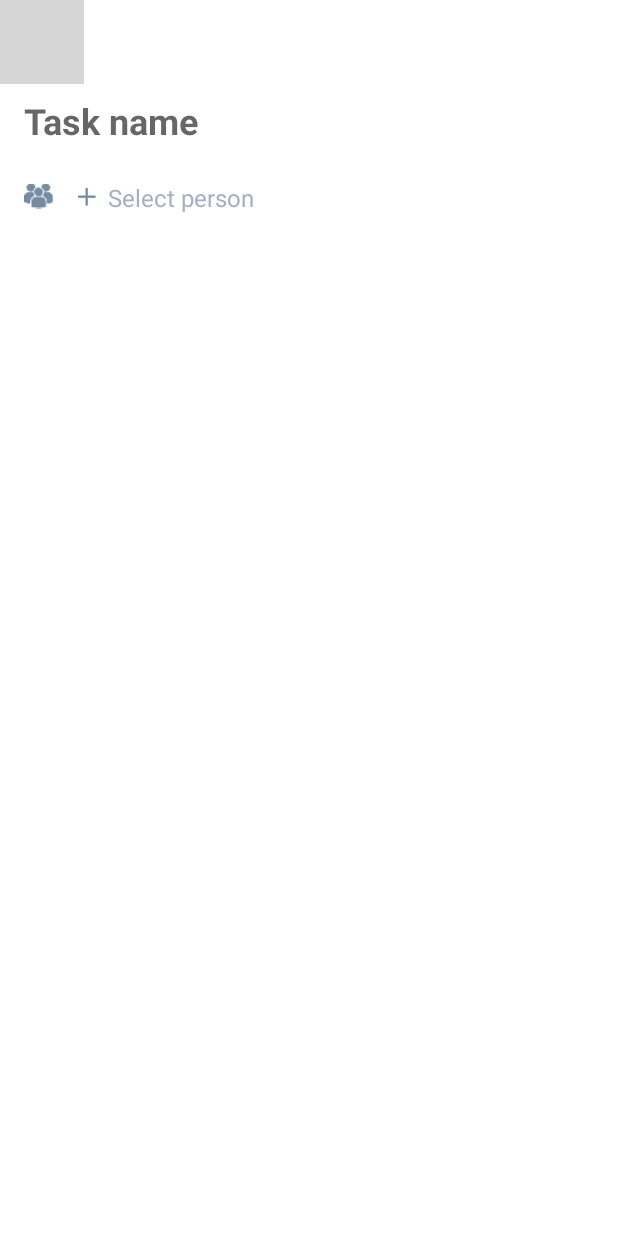
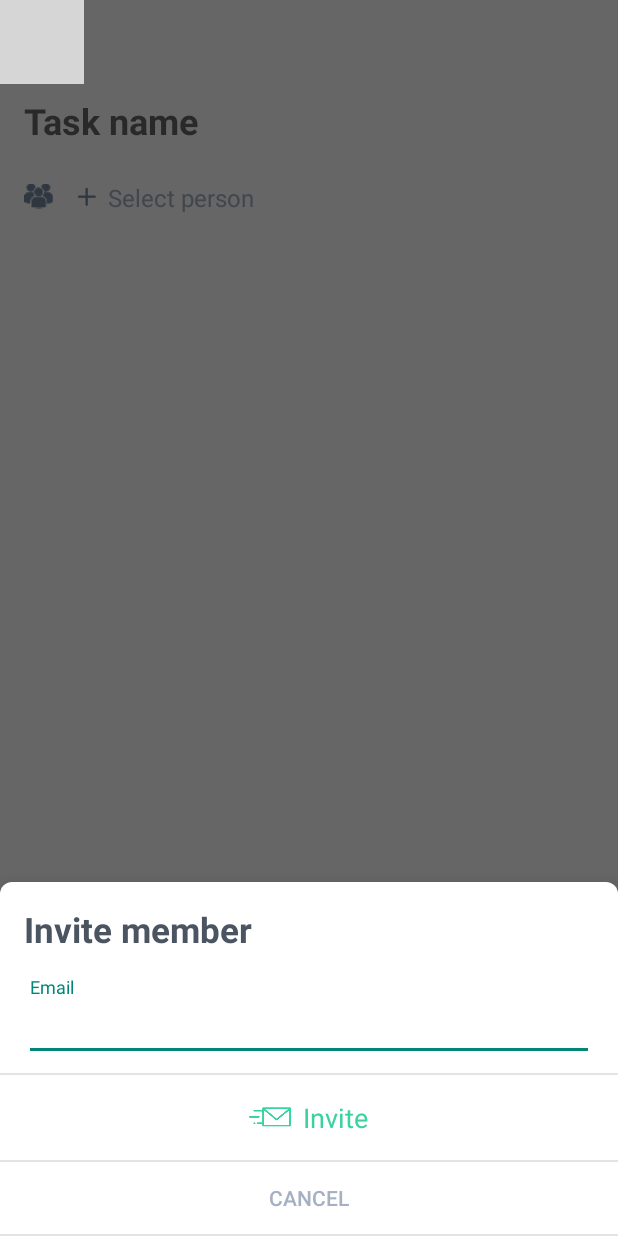
Before and after one commit to kerimovscreations/BillSplitter, an Android app: the GroupFormActivity screen opened directly, with no data from a screen before it, after a tap on "Select person", on a phone screen of 412 x 824 dp. Run offline under Robolectric (Android 15) with nearby library versions, the phone set to English and light mode, and no system bars; our stand-ins replace ButterKnife; grey boxes are pictures that could not be loaded.

Commit message:
created invite group member dialog

```diff
--- a/app/src/main/java/com/kerimovscreations/billsplitter/activities/GroupFormActivity.java
+++ b/app/src/main/java/com/kerimovscreations/billsplitter/activities/GroupFormActivity.java
@@ -1,7 +1,7 @@
 package com.kerimovscreations.billsplitter.activities;
 
+import android.os.Bundle;
 import android.support.v4.widget.SwipeRefreshLayout;
-import android.os.Bundle;
 import android.support.v7.widget.LinearLayoutManager;
 import android.support.v7.widget.RecyclerView;
 import android.view.View;
@@ -10,6 +10,7 @@ import android.widget.ImageView;
 
 import com.kerimovscreations.billsplitter.R;
 import com.kerimovscreations.billsplitter.adapters.SharedPeopleListRVAdapter;
+import com.kerimovscreations.billsplitter.fragments.dialogs.InviteMemberBottomSheetDialogFragment;
 import com.kerimovscreations.billsplitter.models.Group;
 import com.kerimovscreations.billsplitter.models.Person;
 import com.kerimovscreations.billsplitter.tools.BaseActivity;
@@ -70,6 +71,15 @@ public class GroupFormActivity extends BaseActivity {
             @Override
             public void onAdd(int position) {
                 // TODO: open bottom sheet
+                InviteMemberBottomSheetDialogFragment fragment = InviteMemberBottomSheetDialogFragment.getInstance();
+                fragment.setClickListener(new InviteMemberBottomSheetDialogFragment.OnClickListener() {
+                    @Override
+                    public void onSend(String email) {
+                        // TODO: Send invitation
+                    }
+                });
+
+                fragment.show(getSupportFragmentManager(), "MEMBER_TAG");
             }
 
             @Override
@@ -85,6 +95,7 @@ public class GroupFormActivity extends BaseActivity {
     /**
      * Click handlers
      */
+
     @OnClick(R.id.back_ic)
     void onBack(View view) {
         finish();
@@ -98,6 +109,7 @@ public class GroupFormActivity extends BaseActivity {
     /**
      * UI
      */
+
     void promptDeleteDialog() {
         // TODO: Complete method
     }
--- /dev/null
+++ b/app/src/main/java/com/kerimovscreations/billsplitter/fragments/dialogs/InviteMemberBottomSheetDialogFragment.java
@@ -0,0 +1,80 @@
+package com.kerimovscreations.billsplitter.fragments.dialogs;
+
+import android.os.Bundle;
+import android.support.annotation.NonNull;
+import android.support.design.widget.BottomSheetDialogFragment;
+import android.support.design.widget.TextInputEditText;
+import android.view.LayoutInflater;
+import android.view.View;
+import android.view.ViewGroup;
+
+import com.kerimovscreations.billsplitter.R;
+
+import java.util.Objects;
+
+import butterknife.BindView;
+import butterknife.ButterKnife;
+import butterknife.OnClick;
+
+public class InviteMemberBottomSheetDialogFragment extends BottomSheetDialogFragment {
+
+    View mView;
+
+    @BindView(R.id.email_input)
+    TextInputEditText mEmailInput;
+
+    boolean mLogoutBtnVisible = false;
+
+    private OnClickListener mListener;
+
+    public interface OnClickListener {
+        void onSend(String email);
+    }
+
+    public void setClickListener(OnClickListener listener) {
+        mListener = listener;
+    }
+
+    public static InviteMemberBottomSheetDialogFragment getInstance() {
+        return new InviteMemberBottomSheetDialogFragment();
+    }
+
+    @Override
+    public int getTheme() {
+        return R.style.BottomSheetDialogTheme;
+    }
+
+    @Override
+    public View onCreateView(@NonNull LayoutInflater inflater, ViewGroup container, Bundle savedInstanceState) {
+        mView = inflater.inflate(R.layout.bottom_sheet_dialog_invite_member, container, false);
+        ButterKnife.bind(this, mView);
+
+        initVars();
+
+        return mView;
+    }
+
+    void initVars() {
+    }
+
+    /**
+     * UI
+     */
+
+    /**
+     * Click handlers
+     */
+
+    @OnClick(R.id.send_btn_layout)
+    void onSend() {
+        if (mListener != null) {
+            mListener.onSend(Objects.requireNonNull(mEmailInput.getText()).toString());
+            dismiss();
+        }
+    }
+
+    @OnClick(R.id.cancel_btn)
+    void onCancel() {
+        dismiss();
+    }
+}
--- /dev/null
+++ b/app/src/main/res/layout/bottom_sheet_dialog_invite_member.xml
@@ -0,0 +1,91 @@
+<?xml version="1.0" encoding="utf-8"?>
+<android.support.v4.widget.NestedScrollView xmlns:android="http://schemas.android.com/apk/res/android"
+    xmlns:app="http://schemas.android.com/apk/res-auto"
+    android:layout_width="match_parent"
+    android:layout_height="wrap_content"
+    app:behavior_hideable="true"
+    app:behavior_peekHeight="0dp"
+    app:layout_behavior="android.support.design.widget.BottomSheetBehavior">
+
+    <LinearLayout
+        android:layout_width="match_parent"
+        android:layout_height="wrap_content"
+        android:elevation="0dp"
+        android:orientation="vertical">
+
+        <TextView
+            android:layout_width="match_parent"
+            android:layout_height="wrap_content"
+            android:layout_marginStart="@dimen/normal_margin"
+            android:layout_marginEnd="@dimen/normal_margin"
+            android:layout_marginBottom="@dimen/normal_margin"
+            android:text="@string/invite_member"
+            android:textColor="@color/colorDarkText"
+            android:textSize="23sp"
+            android:textStyle="bold" />
+
+        <android.support.design.widget.TextInputLayout
+            android:layout_width="match_parent"
+            android:layout_height="wrap_content"
+            android:layout_marginStart="@dimen/normal_margin"
+            android:layout_marginEnd="@dimen/normal_margin"
+            android:layout_marginBottom="@dimen/medium_margin">
+
+            <android.support.design.widget.TextInputEditText
+                android:id="@+id/email_input"
+                android:layout_width="match_parent"
+                android:layout_height="wrap_content"
+                android:hint="@string/email"
+                android:textSize="18sp" />
+        </android.support.design.widget.TextInputLayout>
+
+        <include layout="@layout/item_divider" />
+
+        <LinearLayout
+            android:id="@+id/send_btn_layout"
+            android:layout_width="match_parent"
+            android:layout_height="wrap_content"
+            android:background="?attr/selectableItemBackground"
+            android:clickable="true"
+            android:focusable="true"
+            android:gravity="center"
+            android:orientation="horizontal"
+            android:padding="@dimen/normal_margin">
+
+            <ImageView
+                android:layout_width="28dp"
+                android:layout_height="20dp"
+                android:src="@drawable/ic_send_invitation" />
+
+            <TextView
+                android:layout_width="wrap_content"
+                android:layout_height="wrap_content"
+                android:layout_marginStart="@dimen/medium_margin"
+                android:text="@string/invite"
+                android:textColor="@color/colorGreen"
+                android:textSize="18sp" />
+        </LinearLayout>
+
+        <include layout="@layout/item_divider" />
+
+        <LinearLayout
+            android:id="@+id/cancel_layout"
+            android:layout_width="match_parent"
+            android:layout_height="wrap_content"
+            android:background="?attr/selectableItemBackground"
+            android:clickable="true"
+            android:focusable="true"
+            android:gravity="center">
+
+            <Button
+                android:id="@+id/cancel_btn"
+                style="?borderlessButtonStyle"
+                android:layout_width="wrap_content"
+                android:layout_height="wrap_content"
+                android:text="@string/cancel"
+                android:textColor="@color/colorLightGray" />
+        </LinearLayout>
+
+        <include layout="@layout/item_divider" />
+    </LinearLayout>
+</android.support.v4.widget.NestedScrollView>
--- a/app/src/main/res/values/strings.xml
+++ b/app/src/main/res/values/strings.xml
@@ -39,4 +39,7 @@
     <string name="create_a_group">Create a group</string>
     <string name="privacy_policy">Privacy Policy</string>
     <string name="logout">Logout</string>
+    <string name="invite_member">Invite member</string>
+    <string name="email">Email</string>
+    <string name="invite">Invite</string>
 </resources>
```
Also changed, not shown: app/src/main/res/drawable-hdpi/ic_send_invitation.png (added), app/src/main/res/drawable-mdpi/ic_send_invitation.png (added), app/src/main/res/drawable-xhdpi/ic_send_invitation.png (added), app/src/main/res/drawable-xxhdpi/ic_send_invitation.png (added), app/src/main/res/drawable-xxxhdpi/ic_send_invitation.png (added).
